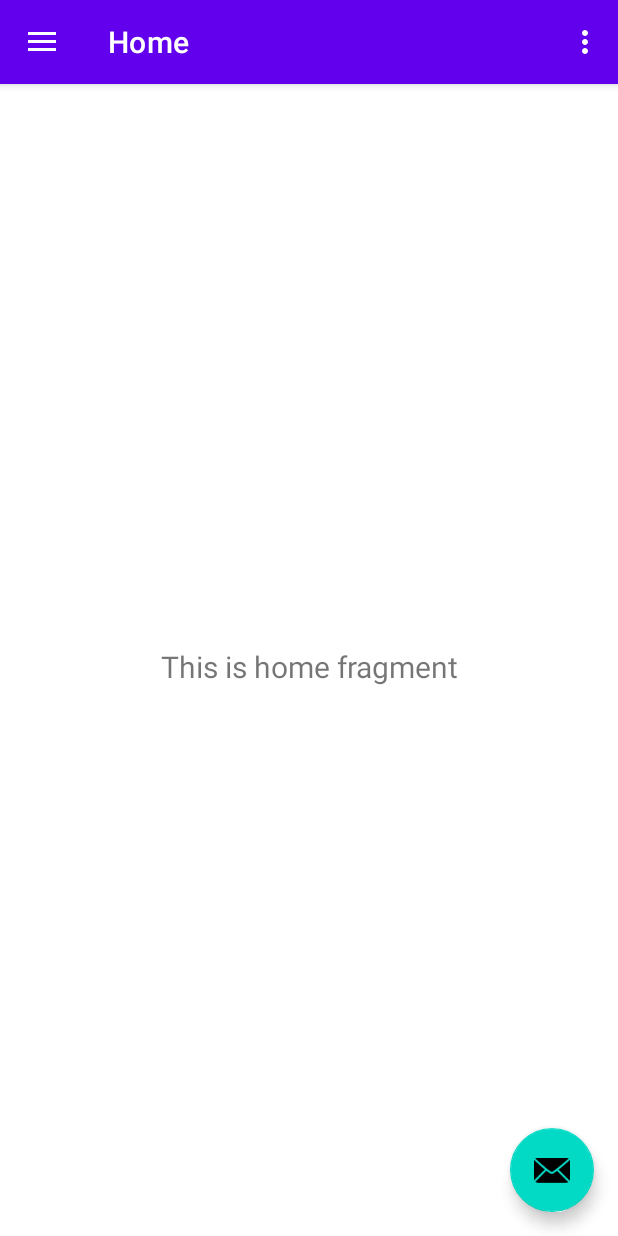
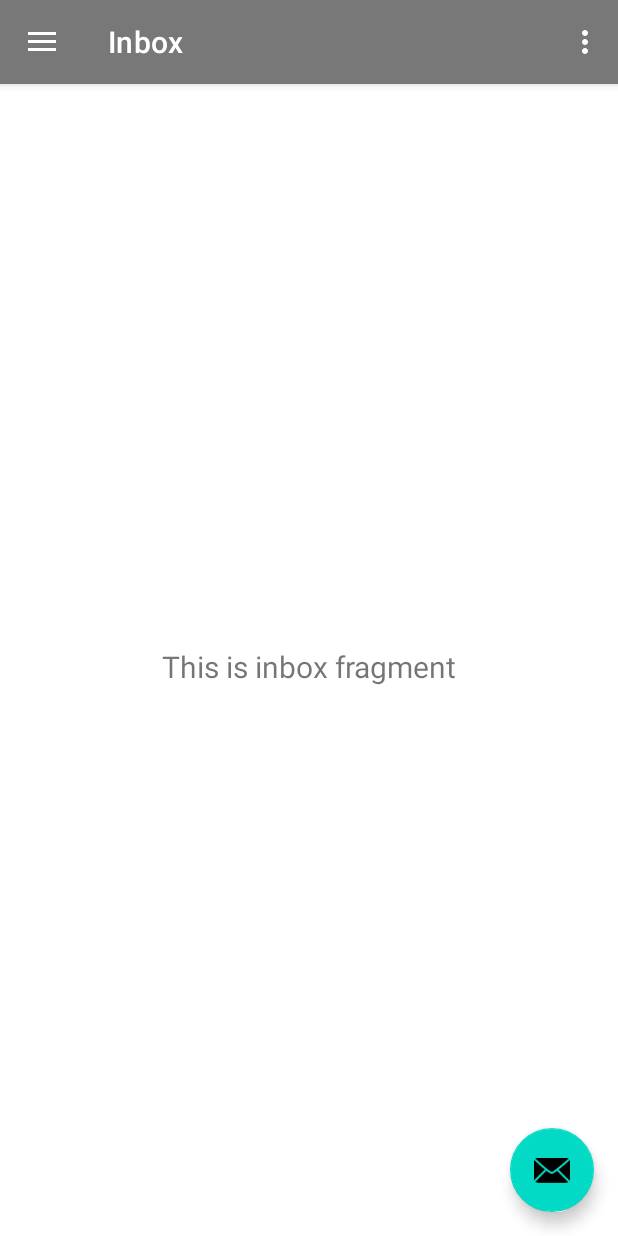
Before and after one commit to nhmllx/CMPS_3640_Proj, an Android app: the screen it shows after launch (MainActivity), on a phone screen of 412 x 824 dp. Run offline under Robolectric (Android 15) with nearby library versions, the phone set to English and light mode, and no system bars; our stand-ins replace navigation-ui.

Commit message:
Refactored menu elements

```diff
--- a/app/src/main/java/com/example/cmps3640proj/MainActivity.java
+++ b/app/src/main/java/com/example/cmps3640proj/MainActivity.java
@@ -42,7 +42,7 @@ public class MainActivity extends AppCompatActivity {
         // Passing each menu ID as a set of Ids because each
         // menu should be considered as top level destinations.
         mAppBarConfiguration = new AppBarConfiguration.Builder(
-                R.id.nav_home, R.id.nav_gallery, R.id.nav_slideshow)
+                R.id.nav_inbox, R.id.nav_compose, R.id.nav_login)
                 .setOpenableLayout(drawer)
                 .build();
         NavController navController = Navigation.findNavController(this, R.id.nav_host_fragment_content_main);
--- a/app/src/main/java/com/example/cmps3640proj/ui/gallery/GalleryFragment.java
+++ b/app/src/main/java/com/example/cmps3640proj/ui/compose/ComposeFragment.java
@@ -1,4 +1,4 @@
-package com.example.cmps3640proj.ui.gallery;
+package com.example.cmps3640proj.ui.compose;
 
 import android.os.Bundle;
 import android.view.LayoutInflater;
@@ -10,21 +10,21 @@ import androidx.annotation.NonNull;
 import androidx.fragment.app.Fragment;
 import androidx.lifecycle.ViewModelProvider;
 
-import com.example.cmps3640proj.databinding.FragmentGalleryBinding;
+import com.example.cmps3640proj.databinding.FragmentComposeBinding;
 
-public class GalleryFragment extends Fragment {
+public class ComposeFragment extends Fragment {
 
-    private FragmentGalleryBinding binding;
+    private FragmentComposeBinding binding;
 
     public View onCreateView(@NonNull LayoutInflater inflater,
                              ViewGroup container, Bundle savedInstanceState) {
-        GalleryViewModel galleryViewModel =
-                new ViewModelProvider(this).get(GalleryViewModel.class);
+        ComposeViewModel galleryViewModel =
+                new ViewModelProvider(this).get(ComposeViewModel.class);
 
-        binding = FragmentGalleryBinding.inflate(inflater, container, false);
+        binding = FragmentComposeBinding.inflate(inflater, container, false);
         View root = binding.getRoot();
 
-        final TextView textView = binding.textGallery;
+        final TextView textView = binding.textCompose;
         galleryViewModel.getText().observe(getViewLifecycleOwner(), textView::setText);
         return root;
     }
--- a/app/src/main/java/com/example/cmps3640proj/ui/home/HomeViewModel.java
+++ b/app/src/main/java/com/example/cmps3640proj/ui/compose/ComposeViewModel.java
@@ -1,16 +1,16 @@
-package com.example.cmps3640proj.ui.home;
+package com.example.cmps3640proj.ui.compose;
 
 import androidx.lifecycle.LiveData;
 import androidx.lifecycle.MutableLiveData;
 import androidx.lifecycle.ViewModel;
 
-public class HomeViewModel extends ViewModel {
+public class ComposeViewModel extends ViewModel {
 
     private final MutableLiveData<String> mText;
 
-    public HomeViewModel() {
+    public ComposeViewModel() {
         mText = new MutableLiveData<>();
-        mText.setValue("This is home fragment");
+        mText.setValue("This is compose email fragment");
     }
 
     public LiveData<String> getText() {
--- a/app/src/main/java/com/example/cmps3640proj/ui/home/HomeFragment.java
+++ b/app/src/main/java/com/example/cmps3640proj/ui/inbox/InboxFragment.java
@@ -1,4 +1,4 @@
-package com.example.cmps3640proj.ui.home;
+package com.example.cmps3640proj.ui.inbox;
 
 import android.os.Bundle;
 import android.view.LayoutInflater;
@@ -10,21 +10,22 @@ import androidx.annotation.NonNull;
 import androidx.fragment.app.Fragment;
 import androidx.lifecycle.ViewModelProvider;
 
-import com.example.cmps3640proj.databinding.FragmentHomeBinding;
+//import com.example.cmps3640proj.databinding.FragmentHomeBinding;
+import com.example.cmps3640proj.databinding.FragmentInboxBinding;
 
-public class HomeFragment extends Fragment {
+public class InboxFragment extends Fragment {
 
-    private FragmentHomeBinding binding;
+    private FragmentInboxBinding binding;
 
     public View onCreateView(@NonNull LayoutInflater inflater,
                              ViewGroup container, Bundle savedInstanceState) {
-        HomeViewModel homeViewModel =
-                new ViewModelProvider(this).get(HomeViewModel.class);
+        InboxViewModel homeViewModel =
+                new ViewModelProvider(this).get(InboxViewModel.class);
 
-        binding = FragmentHomeBinding.inflate(inflater, container, false);
+        binding = FragmentInboxBinding.inflate(inflater, container, false);
         View root = binding.getRoot();
 
-        final TextView textView = binding.textHome;
+        final TextView textView = binding.textInbox;
         homeViewModel.getText().observe(getViewLifecycleOwner(), textView::setText);
         return root;
     }
--- a/app/src/main/java/com/example/cmps3640proj/ui/gallery/GalleryViewModel.java
+++ b/app/src/main/java/com/example/cmps3640proj/ui/inbox/InboxViewModel.java
@@ -1,16 +1,16 @@
-package com.example.cmps3640proj.ui.gallery;
+package com.example.cmps3640proj.ui.inbox;
 
 import androidx.lifecycle.LiveData;
 import androidx.lifecycle.MutableLiveData;
 import androidx.lifecycle.ViewModel;
 
-public class GalleryViewModel extends ViewModel {
+public class InboxViewModel extends ViewModel {
 
     private final MutableLiveData<String> mText;
 
-    public GalleryViewModel() {
+    public InboxViewModel() {
         mText = new MutableLiveData<>();
-        mText.setValue("This is gallery fragment");
+        mText.setValue("This is inbox fragment");
     }
 
     public LiveData<String> getText() {
--- a/app/src/main/java/com/example/cmps3640proj/ui/slideshow/SlideshowFragment.java
+++ b/app/src/main/java/com/example/cmps3640proj/ui/login/LoginFragment.java
@@ -1,4 +1,4 @@
-package com.example.cmps3640proj.ui.slideshow;
+package com.example.cmps3640proj.ui.login;
 
 import android.os.Bundle;
 import android.view.LayoutInflater;
@@ -10,21 +10,21 @@ import androidx.annotation.NonNull;
 import androidx.fragment.app.Fragment;
 import androidx.lifecycle.ViewModelProvider;
 
-import com.example.cmps3640proj.databinding.FragmentSlideshowBinding;
+import com.example.cmps3640proj.databinding.FragmentLoginBinding;
 
-public class SlideshowFragment extends Fragment {
+public class LoginFragment extends Fragment {
 
-    private FragmentSlideshowBinding binding;
+    private FragmentLoginBinding binding;
 
     public View onCreateView(@NonNull LayoutInflater inflater,
                              ViewGroup container, Bundle savedInstanceState) {
-        SlideshowViewModel slideshowViewModel =
-                new ViewModelProvider(this).get(SlideshowViewModel.class);
+        LoginViewModel slideshowViewModel =
+                new ViewModelProvider(this).get(LoginViewModel.class);
 
-        binding = FragmentSlideshowBinding.inflate(inflater, container, false);
+        binding = FragmentLoginBinding.inflate(inflater, container, false);
         View root = binding.getRoot();
 
-        final TextView textView = binding.textSlideshow;
+        final TextView textView = binding.textLogin;
         slideshowViewModel.getText().observe(getViewLifecycleOwner(), textView::setText);
         return root;
     }
--- a/app/src/main/java/com/example/cmps3640proj/ui/slideshow/SlideshowViewModel.java
+++ b/app/src/main/java/com/example/cmps3640proj/ui/login/LoginViewModel.java
@@ -1,16 +1,16 @@
-package com.example.cmps3640proj.ui.slideshow;
+package com.example.cmps3640proj.ui.login;
 
 import androidx.lifecycle.LiveData;
 import androidx.lifecycle.MutableLiveData;
 import androidx.lifecycle.ViewModel;
 
-public class SlideshowViewModel extends ViewModel {
+public class LoginViewModel extends ViewModel {
 
     private final MutableLiveData<String> mText;
 
-    public SlideshowViewModel() {
+    public LoginViewModel() {
         mText = new MutableLiveData<>();
-        mText.setValue("This is slideshow fragment");
+        mText.setValue("This is login fragment");
     }
 
     public LiveData<String> getText() {
--- a/app/src/main/res/drawable/ic_menu_camera.xml
+++ /dev/null
@@ -1,12 +0,0 @@
-<vector xmlns:android="http://schemas.android.com/apk/res/android"
-    android:width="24dp"
-    android:height="24dp"
-    android:viewportWidth="24.0"
-    android:viewportHeight="24.0">
-    <path
-        android:fillColor="#FF000000"
-        android:pathData="M12,12m-3.2,0a3.2,3.2 0,1 1,6.4 0a3.2,3.2 0,1 1,-6.4 0" />
-    <path
-        android:fillColor="#FF000000"
-        android:pathData="M9,2L7.17,4H4c-1.1,0 -2,0.9 -2,2v12c0,1.1 0.9,2 2,2h16c1.1,0 2,-0.9 2,-2V6c0,-1.1 -0.9,-2 -2,-2h-3.17L15,2H9zm3,15c-2.76,0 -5,-2.24 -5,-5s2.24,-5 5,-5 5,2.24 5,5 -2.24,5 -5,5z" />
-</vector>
--- a/app/src/main/res/drawable/ic_menu_gallery.xml
+++ /dev/null
@@ -1,9 +0,0 @@
-<vector xmlns:android="http://schemas.android.com/apk/res/android"
-    android:width="24dp"
-    android:height="24dp"
-    android:viewportWidth="24.0"
-    android:viewportHeight="24.0">
-    <path
-        android:fillColor="#FF000000"
-        android:pathData="M22,16V4c0,-1.1 -0.9,-2 -2,-2H8c-1.1,0 -2,0.9 -2,2v12c0,1.1 0.9,2 2,2h12c1.1,0 2,-0.9 2,-2zm-11,-4l2.03,2.71L16,11l4,5H8l3,-4zM2,6v14c0,1.1 0.9,2 2,2h14v-2H4V6H2z" />
-</vector>
--- a/app/src/main/res/drawable/ic_menu_slideshow.xml
+++ /dev/null
@@ -1,9 +0,0 @@
-<vector xmlns:android="http://schemas.android.com/apk/res/android"
-    android:width="24dp"
-    android:height="24dp"
-    android:viewportWidth="24.0"
-    android:viewportHeight="24.0">
-    <path
-        android:fillColor="#FF000000"
-        android:pathData="M4,6H2v14c0,1.1 0.9,2 2,2h14v-2H4V6zm16,-4H8c-1.1,0 -2,0.9 -2,2v12c0,1.1 0.9,2 2,2h12c1.1,0 2,-0.9 2,-2V4c0,-1.1 -0.9,-2 -2,-2zm-8,12.5v-9l6,4.5 -6,4.5z" />
-</vector>
--- a/app/src/main/res/layout/fragment_home.xml
+++ b/app/src/main/res/layout/fragment_compose.xml
@@ -4,10 +4,10 @@
     xmlns:tools="http://schemas.android.com/tools"
     android:layout_width="match_parent"
     android:layout_height="match_parent"
-    tools:context=".ui.home.HomeFragment">
+    tools:context=".ui.compose.ComposeFragment">
 
     <TextView
-        android:id="@+id/text_home"
+        android:id="@+id/text_compose"
         android:layout_width="match_parent"
         android:layout_height="wrap_content"
         android:layout_marginStart="8dp"
--- a/app/src/main/res/layout/fragment_gallery.xml
+++ b/app/src/main/res/layout/fragment_inbox.xml
@@ -4,10 +4,10 @@
     xmlns:tools="http://schemas.android.com/tools"
     android:layout_width="match_parent"
     android:layout_height="match_parent"
-    tools:context=".ui.gallery.GalleryFragment">
+    tools:context=".ui.inbox.InboxFragment">
 
     <TextView
-        android:id="@+id/text_gallery"
+        android:id="@+id/text_inbox"
         android:layout_width="match_parent"
         android:layout_height="wrap_content"
         android:layout_marginStart="8dp"
--- a/app/src/main/res/layout/fragment_slideshow.xml
+++ b/app/src/main/res/layout/fragment_login.xml
@@ -4,10 +4,10 @@
     xmlns:tools="http://schemas.android.com/tools"
     android:layout_width="match_parent"
     android:layout_height="match_parent"
-    tools:context=".ui.slideshow.SlideshowFragment">
+    tools:context=".ui.login.LoginFragment">
 
     <TextView
-        android:id="@+id/text_slideshow"
+        android:id="@+id/text_login"
         android:layout_width="match_parent"
         android:layout_height="wrap_content"
         android:layout_marginStart="8dp"
--- a/app/src/main/res/menu/activity_main_drawer.xml
+++ b/app/src/main/res/menu/activity_main_drawer.xml
@@ -5,16 +5,16 @@
 
     <group android:checkableBehavior="single">
         <item
-            android:id="@+id/nav_home"
-            android:icon="@drawable/ic_menu_camera"
-            android:title="@string/menu_home" />
+            android:id="@+id/nav_inbox"
+            android:icon="@drawable/ic_menu_inbox"
+            android:title="@string/menu_inbox" />
         <item
-            android:id="@+id/nav_gallery"
-            android:icon="@drawable/ic_menu_gallery"
-            android:title="@string/menu_gallery" />
+            android:id="@+id/nav_compose"
+            android:icon="@drawable/ic_menu_compose"
+            android:title="@string/menu_compose" />
         <item
-            android:id="@+id/nav_slideshow"
-            android:icon="@drawable/ic_menu_slideshow"
-            android:title="@string/menu_slideshow" />
+            android:id="@+id/nav_login"
+            android:icon="@drawable/ic_menu_login"
+            android:title="@string/menu_login" />
     </group>
 </menu>
--- a/app/src/main/res/navigation/mobile_navigation.xml
+++ b/app/src/main/res/navigation/mobile_navigation.xml
@@ -3,23 +3,23 @@
     xmlns:app="http://schemas.android.com/apk/res-auto"
     xmlns:tools="http://schemas.android.com/tools"
     android:id="@+id/mobile_navigation"
-    app:startDestination="@+id/nav_home">
+    app:startDestination="@+id/nav_inbox">
 
     <fragment
-        android:id="@+id/nav_home"
-        android:name="com.example.cmps3640proj.ui.home.HomeFragment"
-        android:label="@string/menu_home"
-        tools:layout="@layout/fragment_home" />
+        android:id="@+id/nav_inbox"
+        android:name="com.example.cmps3640proj.ui.inbox.InboxFragment"
+        android:label="@string/menu_inbox"
+        tools:layout="@layout/fragment_inbox" />
 
     <fragment
-        android:id="@+id/nav_gallery"
-        android:name="com.example.cmps3640proj.ui.gallery.GalleryFragment"
-        android:label="@string/menu_gallery"
-        tools:layout="@layout/fragment_gallery" />
+        android:id="@+id/nav_compose"
+        android:name="com.example.cmps3640proj.ui.compose.ComposeFragment"
+        android:label="@string/menu_compose"
+        tools:layout="@layout/fragment_compose" />
 
     <fragment
-        android:id="@+id/nav_slideshow"
-        android:name="com.example.cmps3640proj.ui.slideshow.SlideshowFragment"
-        android:label="@string/menu_slideshow"
-        tools:layout="@layout/fragment_slideshow" />
+        android:id="@+id/nav_login"
+        android:name="com.example.cmps3640proj.ui.login.LoginFragment"
+        android:label="@string/menu_login"
+        tools:layout="@layout/fragment_login" />
 </navigation>
--- a/app/src/main/res/values-night/themes.xml
+++ b/app/src/main/res/values-night/themes.xml
@@ -2,8 +2,8 @@
     <!-- Base application theme. -->
     <style name="Theme.CMPS3640Proj" parent="Theme.MaterialComponents.DayNight.DarkActionBar">
         <!-- Primary brand color. -->
-        <item name="colorPrimary">@color/purple_200</item>
-        <item name="colorPrimaryVariant">@color/purple_700</item>
+        <item name="colorPrimary">@color/blue</item>
+        <item name="colorPrimaryVariant">@color/grey2</item>
         <item name="colorOnPrimary">@color/black</item>
         <!-- Secondary brand color. -->
         <item name="colorSecondary">@color/teal_200</item>
--- a/app/src/main/res/values/colors.xml
+++ b/app/src/main/res/values/colors.xml
@@ -1,8 +1,8 @@
 <?xml version="1.0" encoding="utf-8"?>
 <resources>
-    <color name="purple_200">#FFBB86FC</color>
-    <color name="purple_500">#FF6200EE</color>
-    <color name="purple_700">#FF3700B3</color>
+    <color name="blue">#FF518BC6</color>
+    <color name="grey">#FF787878</color>
+    <color name="grey2">#FF787878</color>
     <color name="teal_200">#FF03DAC5</color>
     <color name="teal_700">#FF018786</color>
     <color name="black">#FF000000</color>
--- a/app/src/main/res/values/strings.xml
+++ b/app/src/main/res/values/strings.xml
@@ -7,7 +7,7 @@
     <string name="nav_header_desc">Navigation header</string>
     <string name="action_settings">Settings</string>
 
-    <string name="menu_home">Home</string>
-    <string name="menu_gallery">Gallery</string>
-    <string name="menu_slideshow">Slideshow</string>
+    <string name="menu_inbox">Inbox</string>
+    <string name="menu_compose">Compose</string>
+    <string name="menu_login">Login</string>
 </resources>
--- a/app/src/main/res/values/themes.xml
+++ b/app/src/main/res/values/themes.xml
@@ -2,8 +2,8 @@
     <!-- Base application theme. -->
     <style name="Theme.CMPS3640Proj" parent="Theme.MaterialComponents.DayNight.DarkActionBar">
         <!-- Primary brand color. -->
-        <item name="colorPrimary">@color/purple_500</item>
-        <item name="colorPrimaryVariant">@color/purple_700</item>
+        <item name="colorPrimary">@color/grey</item>
+        <item name="colorPrimaryVariant">@color/grey2</item>
         <item name="colorOnPrimary">@color/white</item>
         <!-- Secondary brand color. -->
         <item name="colorSecondary">@color/teal_200</item>
```
